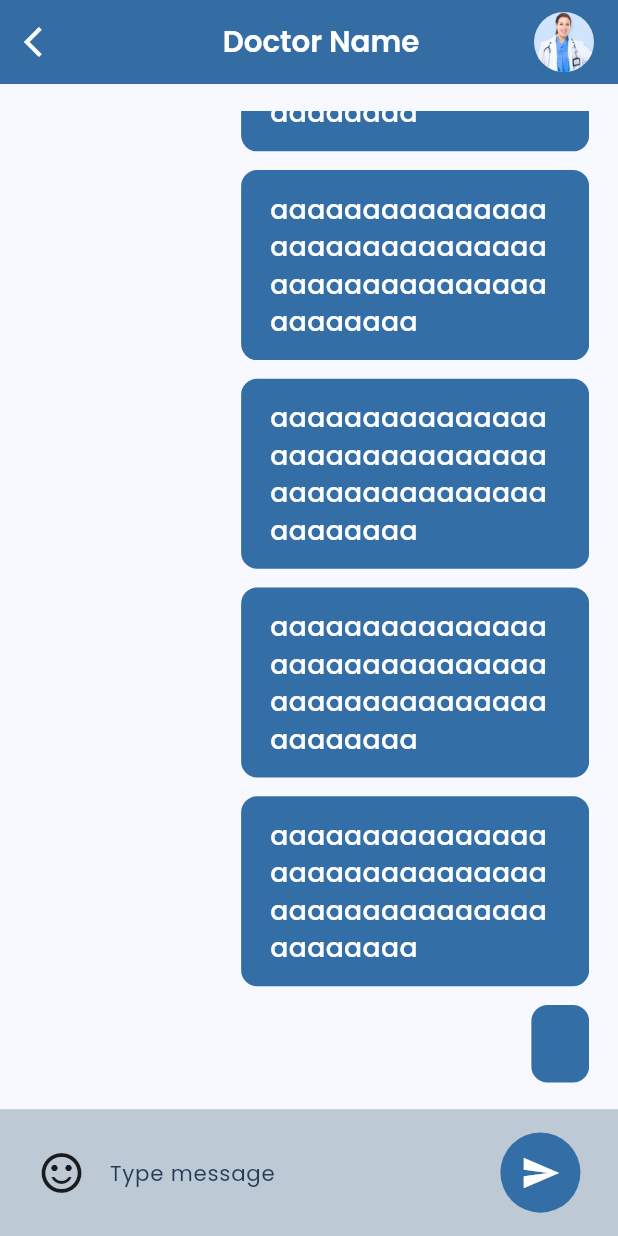
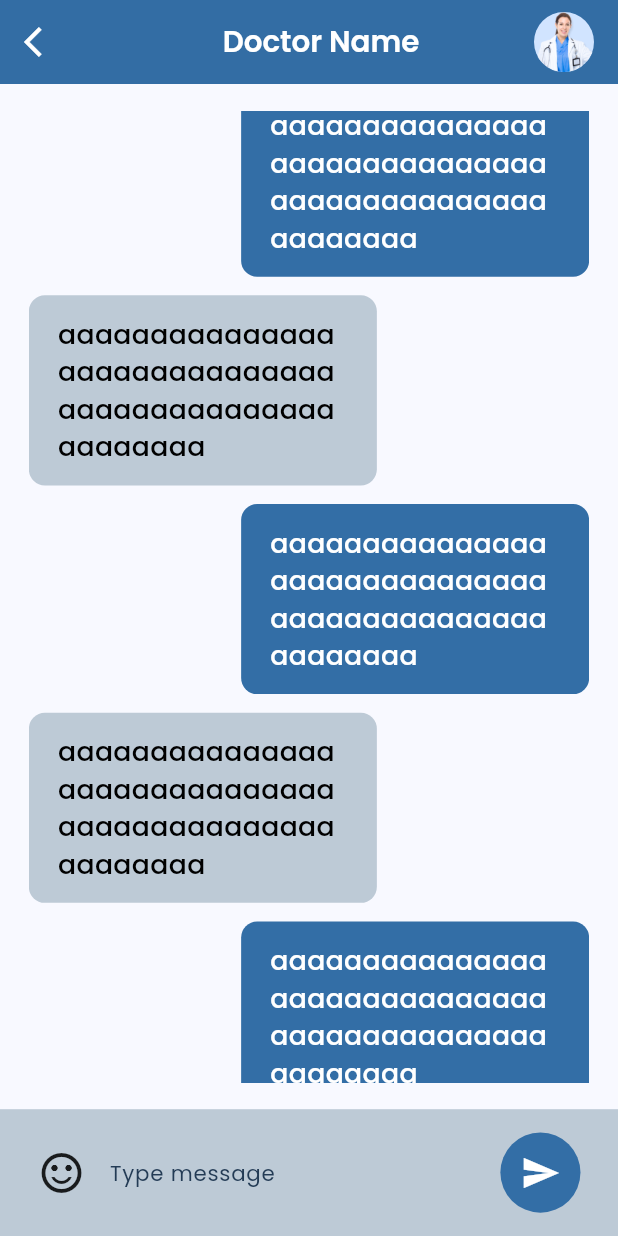
Before and after one commit to aboda97/markiz_elamal_team-12, a Flutter app: the screen it shows after launch, scrolled down 576 dp, after a tap on the "send" icon, on a phone screen of 412 x 824 dp. Run offline on Flutter 3.47's test engine with Material 3 defaults, Android fonts, the phone set to English and light mode, and no system bars; our stand-ins replace easy_date_timeline, flutter_screenutil, google_fonts, shared_preferences, smooth_page_indicator.

Commit message:
handel empty massage case and long massage case

```diff
--- a/lib/features/massage_doctor_feature/massage_doctore_view.dart
+++ b/lib/features/massage_doctor_feature/massage_doctore_view.dart
@@ -1,4 +1,3 @@
-import 'package:flutter/cupertino.dart';
 import 'package:flutter/material.dart';
 import 'package:flutter_screenutil/flutter_screenutil.dart';
 import 'package:google_fonts/google_fonts.dart';
@@ -8,7 +7,7 @@ import 'package:intl/intl.dart' as intl;
 import 'package:markiz_elamal_team_12/features/massage_doctor_feature/widgets/massage_item.dart';
 
 class MassageDoctorView extends StatefulWidget {
-  MassageDoctorView({super.key});
+  const MassageDoctorView({super.key});
 
   @override
   State<MassageDoctorView> createState() => _MassageDoctorViewState();
@@ -43,7 +42,6 @@ class _MassageDoctorViewState extends State<MassageDoctorView> {
     "aaaaaaaaaaaaaaaaaaaaaaaaaaaaaaaaaaaaaaaaaaaaaaaaaaaaa",
     "aaaaaaaaaaaaaaaaaaaaaaaaaaaaaaaaaaaaaaaaaaaaaaaaaaaaa",
     "aaaaaaaaaaaaaaaaaaaaaaaaaaaaaaaaaaaaaaaaaaaaaaaaaaaaa",
-
   ];
 
   @override
@@ -62,9 +60,9 @@ class _MassageDoctorViewState extends State<MassageDoctorView> {
     massageController.dispose();
     super.dispose();
   }
+
   @override
   Widget build(BuildContext context) {
-
     return Scaffold(
       appBar: AppBar(
         leading: IconButton(
@@ -103,15 +101,21 @@ class _MassageDoctorViewState extends State<MassageDoctorView> {
                 ),
                 itemCount: massages.length,
                 controller: scrollController,
-                itemBuilder: (context, index) =>
-                    MassageItem(massage: massages[(massages.length-1)-index], fromMe: true),
+                itemBuilder: (context, index) => MassageItem(
+                    massage: massages[(massages.length - 1) - index],
+                    fromMe: index % 2 == 0),
               ),
             ),
           ),
-          Container(
-            padding: EdgeInsets.symmetric(vertical: 16.h, horizontal: 26.w),
+          ConstrainedBox(
+            constraints: BoxConstraints(
+              maxHeight: MediaQuery.of(context).size.height*.25,
+              minHeight: 95.h
+            ),
+            child: Container(
+              padding: EdgeInsets.symmetric(vertical: 6.h, horizontal: 26.w),
               color: kSecondaryColor,
-            height: 95.h,
+              // height: ,
               child: Row(
                 children: [
                   Icon(
@@ -122,6 +126,7 @@ class _MassageDoctorViewState extends State<MassageDoctorView> {
                     child: ValueListenableBuilder<TextDirection>(
                       valueListenable: textDir,
                       builder: (context, value, child) => TextField(
+                        maxLines: null,
                         controller: massageController,
                         textDirection: value,
                         onChanged: (v) {
@@ -153,15 +158,20 @@ class _MassageDoctorViewState extends State<MassageDoctorView> {
                   ),
                   InkWell(
                     splashColor: Colors.transparent,
-                  onTap: () => setState(() {
-                    massages.add(massageController.text);
+                    onTap: () {
+                      if(massageController.text.isNotEmpty) {
+                        setState(() {
+                          massages.add(massageController.text.trim());
                           massageController.clear();
                           scrollController.animateTo(
                             scrollController.position.minScrollExtent,
                             duration: const Duration(milliseconds: 300),
                             curve: Curves.fastOutSlowIn,
                           );
-                  }),
+                        });
+                      }
+
+                    },
                     child: CircleAvatar(
                       backgroundColor: kPrimaryColor,
                       radius: 30.r,
@@ -173,6 +183,7 @@ class _MassageDoctorViewState extends State<MassageDoctorView> {
                     ),
                   )
                 ],
+              ),
             ),
           )
         ],
--- a/lib/main.dart
+++ b/lib/main.dart
@@ -44,7 +44,7 @@ class MyApp extends StatelessWidget {
             ),
           ),
         ),
-        home:   MassageDoctorView(),
+        home: MassageDoctorView(),
       ),
     );
   }
```
Lines whose indentation alone changed are shown as unchanged.
